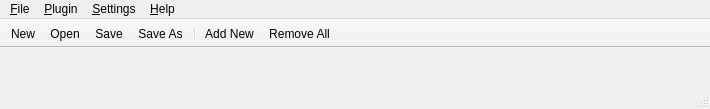
Qt form src/ui/carla.ui (falkTX/Cadence) before a commit.
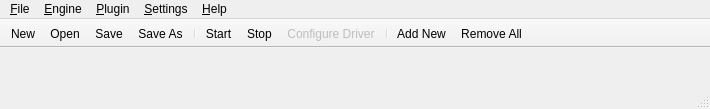
The same form after that commit. Icons and pictures are not drawn.

Commit message: Carla: Support drivers other than JACK, misc fixing

Diff of the .ui file:
```diff
--- a/src/ui/carla.ui
+++ b/src/ui/carla.ui
@@ -51,7 +51,7 @@
      <x>0</x>
      <y>0</y>
      <width>710</width>
-     <height>19</height>
+     <height>22</height>
     </rect>
    </property>
    <widget class="QMenu" name="menu_File">
@@ -88,7 +88,17 @@
     <addaction name="separator"/>
     <addaction name="act_settings_configure"/>
    </widget>
+   <widget class="QMenu" name="menu_Engine">
+    <property name="title">
+     <string>&amp;Engine</string>
+    </property>
+    <addaction name="act_engine_start"/>
+    <addaction name="act_engine_stop"/>
+    <addaction name="separator"/>
+    <addaction name="act_engine_configure"/>
+   </widget>
    <addaction name="menu_File"/>
+   <addaction name="menu_Engine"/>
    <addaction name="menu_Plugin"/>
    <addaction name="menu_Settings"/>
    <addaction name="menu_Help"/>
@@ -118,6 +128,10 @@
    <addaction name="act_file_save"/>
    <addaction name="act_file_save_as"/>
    <addaction name="separator"/>
+   <addaction name="act_engine_start"/>
+   <addaction name="act_engine_stop"/>
+   <addaction name="act_engine_configure"/>
+   <addaction name="separator"/>
    <addaction name="act_plugin_add"/>
    <addaction name="act_plugin_remove_all"/>
   </widget>
@@ -211,6 +225,36 @@
     <string>Configure Carla</string>
    </property>
   </action>
+  <action name="act_engine_start">
+   <property name="icon">
+    <iconset resource="../../resources/resources.qrc">
+     <normaloff>:/16x16/media-playback-start.png</normaloff>:/16x16/media-playback-start.png</iconset>
+   </property>
+   <property name="text">
+    <string>&amp;Start</string>
+   </property>
+  </action>
+  <action name="act_engine_stop">
+   <property name="icon">
+    <iconset resource="../../resources/resources.qrc">
+     <normaloff>:/16x16/media-playback-stop.png</normaloff>:/16x16/media-playback-stop.png</iconset>
+   </property>
+   <property name="text">
+    <string>St&amp;op</string>
+   </property>
+  </action>
+  <action name="act_engine_configure">
+   <property name="enabled">
+    <bool>false</bool>
+   </property>
+   <property name="icon">
+    <iconset resource="../../resources/resources.qrc">
+     <normaloff>:/16x16/configure.png</normaloff>:/16x16/configure.png</iconset>
+   </property>
+   <property name="text">
+    <string>Configure Driver</string>
+   </property>
+  </action>
  </widget>
  <resources>
   <include location="../../resources/resources.qrc"/>
```
The commit also changes 20 other files.
